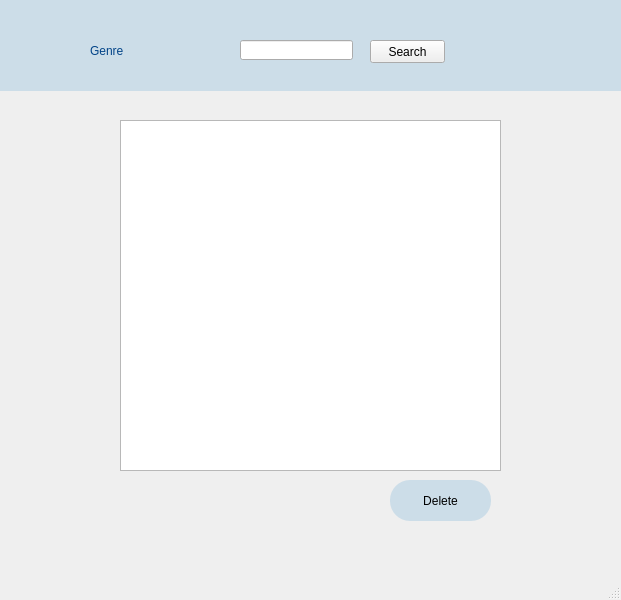
This is Ui_Files/genre-list.ui in edejeed/Movie-Ticketing as Qt 5 draws it before an edit. The edited form follows.
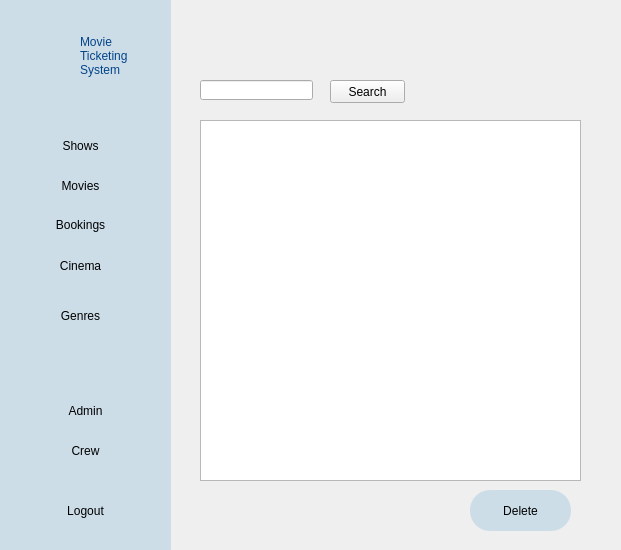
This is the edited form. Icons and pictures are not drawn.

```diff
--- a/Ui_Files/genre-list.ui
+++ b/Ui_Files/genre-list.ui
@@ -7,7 +7,7 @@
     <x>0</x>
     <y>0</y>
     <width>621</width>
-    <height>600</height>
+    <height>550</height>
    </rect>
   </property>
   <property name="windowTitle">
@@ -17,10 +17,10 @@
    <widget class="QTableWidget" name="genreList">
     <property name="geometry">
      <rect>
-      <x>120</x>
+      <x>200</x>
       <y>120</y>
       <width>381</width>
-      <height>351</height>
+      <height>361</height>
      </rect>
     </property>
     <attribute name="horizontalHeaderStretchLastSection">
@@ -30,8 +30,8 @@
    <widget class="QPushButton" name="deleteButton">
     <property name="geometry">
      <rect>
-      <x>390</x>
-      <y>480</y>
+      <x>470</x>
+      <y>490</y>
       <width>101</width>
       <height>41</height>
      </rect>
@@ -58,8 +58,8 @@
    <widget class="QPushButton" name="searchButton">
     <property name="geometry">
      <rect>
-      <x>370</x>
-      <y>40</y>
+      <x>330</x>
+      <y>80</y>
       <width>75</width>
       <height>23</height>
      </rect>
@@ -71,8 +71,8 @@
    <widget class="QLineEdit" name="lineEdit">
     <property name="geometry">
      <rect>
-      <x>240</x>
-      <y>40</y>
+      <x>200</x>
+      <y>80</y>
       <width>113</width>
       <height>20</height>
      </rect>
@@ -83,8 +83,8 @@
      <rect>
       <x>0</x>
       <y>0</y>
-      <width>631</width>
-      <height>91</height>
+      <width>171</width>
+      <height>551</height>
      </rect>
     </property>
     <property name="styleSheet">
@@ -124,10 +124,10 @@
     <widget class="QLabel" name="systemLabel">
      <property name="geometry">
       <rect>
-       <x>90</x>
+       <x>80</x>
        <y>15</y>
-       <width>101</width>
-       <height>71</height>
+       <width>71</width>
+       <height>81</height>
       </rect>
      </property>
      <property name="styleSheet">
@@ -137,7 +137,9 @@
 }</string>
      </property>
      <property name="text">
-      <string>Genre</string>
+      <string>Movie
+Ticketing
+System</string>
      </property>
      <property name="alignment">
       <set>Qt::AlignLeading|Qt::AlignLeft|Qt::AlignVCenter</set>
@@ -146,8 +148,8 @@
     <widget class="QPushButton" name="pushButton">
      <property name="geometry">
       <rect>
-       <x>30</x>
-       <y>20</y>
+       <x>20</x>
+       <y>30</y>
        <width>71</width>
        <height>51</height>
       </rect>
@@ -169,6 +171,269 @@
       <bool>true</bool>
      </property>
     </widget>
+    <widget class="QPushButton" name="movieButton_3">
+     <property name="geometry">
+      <rect>
+       <x>20</x>
+       <y>390</y>
+       <width>131</width>
+       <height>41</height>
+      </rect>
+     </property>
+     <property name="text">
+      <string>Admin</string>
+     </property>
+     <property name="icon">
+      <iconset>
+       <normaloff>../img/admin.png</normaloff>../img/admin.png</iconset>
+     </property>
+     <property name="iconSize">
+      <size>
+       <width>40</width>
+       <height>40</height>
+      </size>
+     </property>
+     <property name="flat">
+      <bool>true</bool>
+     </property>
+    </widget>
+    <widget class="QPushButton" name="movieButton_4">
+     <property name="geometry">
+      <rect>
+       <x>20</x>
+       <y>430</y>
+       <width>131</width>
+       <height>41</height>
+      </rect>
+     </property>
+     <property name="text">
+      <string>Crew</string>
+     </property>
+     <property name="icon">
+      <iconset>
+       <normaloff>../img/crew.png</normaloff>../img/crew.png</iconset>
+     </property>
+     <property name="iconSize">
+      <size>
+       <width>40</width>
+       <height>40</height>
+      </size>
+     </property>
+     <property name="flat">
+      <bool>true</bool>
+     </property>
+    </widget>
+    <widget class="QPushButton" name="movieButton_5">
+     <property name="geometry">
+      <rect>
+       <x>20</x>
+       <y>490</y>
+       <width>131</width>
+       <height>41</height>
+      </rect>
+     </property>
+     <property name="text">
+      <string>Logout</string>
+     </property>
+     <property name="icon">
+      <iconset>
+       <normaloff>../img/logout.png</normaloff>../img/logout.png</iconset>
+     </property>
+     <property name="iconSize">
+      <size>
+       <width>40</width>
+       <height>40</height>
+      </size>
+     </property>
+     <property name="flat">
+      <bool>true</bool>
+     </property>
+    </widget>
+    <widget class="QPushButton" name="ticketsButton">
+     <property name="geometry">
+      <rect>
+       <x>15</x>
+       <y>209</y>
+       <width>131</width>
+       <height>31</height>
+      </rect>
+     </property>
+     <property name="styleSheet">
+      <string notr="true">#ticketsButton{
+background-color: TRANSPARENT;
+border: TRANSPARENT;
+border-radius: 15px;
+}
+
+#ticketsButton:hover{
+background-color: rgb(236, 236, 236);
+}</string>
+     </property>
+     <property name="text">
+      <string>Bookings</string>
+     </property>
+     <property name="icon">
+      <iconset>
+       <normaloff>../img/tickets.png</normaloff>../img/tickets.png</iconset>
+     </property>
+     <property name="iconSize">
+      <size>
+       <width>40</width>
+       <height>40</height>
+      </size>
+     </property>
+     <property name="flat">
+      <bool>false</bool>
+     </property>
+    </widget>
+    <widget class="QPushButton" name="cinemaButton">
+     <property name="geometry">
+      <rect>
+       <x>15</x>
+       <y>250</y>
+       <width>131</width>
+       <height>31</height>
+      </rect>
+     </property>
+     <property name="styleSheet">
+      <string notr="true">#cinemaButton{
+background-color: TRANSPARENT;
+border: TRANSPARENT;
+border-radius: 15px;
+}
+
+#cinemaButton:hover{
+background-color: rgb(236, 236, 236);
+}</string>
+     </property>
+     <property name="text">
+      <string>Cinema</string>
+     </property>
+     <property name="icon">
+      <iconset>
+       <normaloff>../img/cinema.png</normaloff>../img/cinema.png</iconset>
+     </property>
+     <property name="iconSize">
+      <size>
+       <width>40</width>
+       <height>40</height>
+      </size>
+     </property>
+     <property name="flat">
+      <bool>false</bool>
+     </property>
+    </widget>
+    <widget class="QPushButton" name="genreButton">
+     <property name="geometry">
+      <rect>
+       <x>15</x>
+       <y>300</y>
+       <width>131</width>
+       <height>31</height>
+      </rect>
+     </property>
+     <property name="styleSheet">
+      <string notr="true">#genreButton{
+background-color: TRANSPARENT;
+border: TRANSPARENT;
+border-radius: 15px;
+}
+
+#genreButton:hover{
+background-color: rgb(236, 236, 236);
+}</string>
+     </property>
+     <property name="text">
+      <string>Genres</string>
+     </property>
+     <property name="icon">
+      <iconset>
+       <normaloff>../img/genre.png</normaloff>../img/genre.png</iconset>
+     </property>
+     <property name="iconSize">
+      <size>
+       <width>40</width>
+       <height>40</height>
+      </size>
+     </property>
+     <property name="flat">
+      <bool>false</bool>
+     </property>
+    </widget>
+    <widget class="QPushButton" name="movieButton">
+     <property name="geometry">
+      <rect>
+       <x>15</x>
+       <y>170</y>
+       <width>131</width>
+       <height>31</height>
+      </rect>
+     </property>
+     <property name="styleSheet">
+      <string notr="true">#movieButton{
+background-color: TRANSPARENT;
+border: TRANSPARENT;
+border-radius: 15px;
+}
+
+#movieButton:hover{
+background-color: rgb(236, 236, 236);
+}</string>
+     </property>
+     <property name="text">
+      <string>Movies</string>
+     </property>
+     <property name="icon">
+      <iconset>
+       <normaloff>../img/movies.png</normaloff>../img/movies.png</iconset>
+     </property>
+     <property name="iconSize">
+      <size>
+       <width>40</width>
+       <height>40</height>
+      </size>
+     </property>
+     <property name="flat">
+      <bool>false</bool>
+     </property>
+    </widget>
+    <widget class="QPushButton" name="showButton">
+     <property name="geometry">
+      <rect>
+       <x>15</x>
+       <y>130</y>
+       <width>131</width>
+       <height>31</height>
+      </rect>
+     </property>
+     <property name="styleSheet">
+      <string notr="true">#showButton{
+background-color: TRANSPARENT;
+border: TRANSPARENT;
+border-radius: 15px;
+}
+
+#showButton:hover{
+background-color: rgb(236, 236, 236);
+}</string>
+     </property>
+     <property name="text">
+      <string>Shows</string>
+     </property>
+     <property name="icon">
+      <iconset>
+       <normaloff>../img/movies.png</normaloff>../img/movies.png</iconset>
+     </property>
+     <property name="iconSize">
+      <size>
+       <width>40</width>
+       <height>40</height>
+      </size>
+     </property>
+     <property name="flat">
+      <bool>false</bool>
+     </property>
+    </widget>
    </widget>
    <zorder>navigationBG</zorder>
    <zorder>genreList</zorder>
@@ -176,17 +441,6 @@
    <zorder>searchButton</zorder>
    <zorder>lineEdit</zorder>
   </widget>
-  <widget class="QMenuBar" name="menubar">
-   <property name="geometry">
-    <rect>
-     <x>0</x>
-     <y>0</y>
-     <width>621</width>
-     <height>21</height>
-    </rect>
-   </property>
-  </widget>
-  <widget class="QStatusBar" name="statusbar"/>
  </widget>
  <resources/>
  <connections/>
```
Left out of the diff: 31 changed lines with no effect on the pictures.
